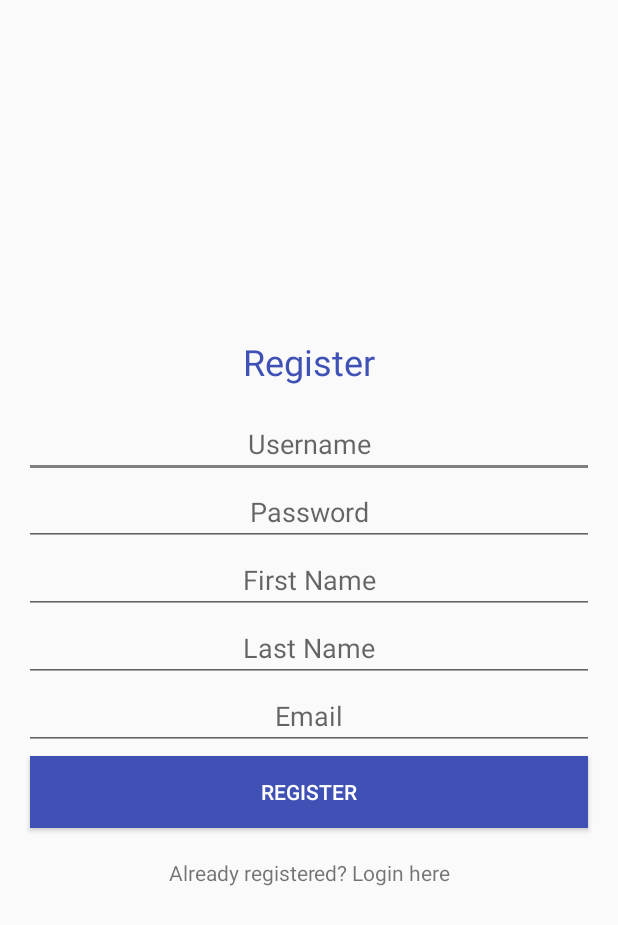
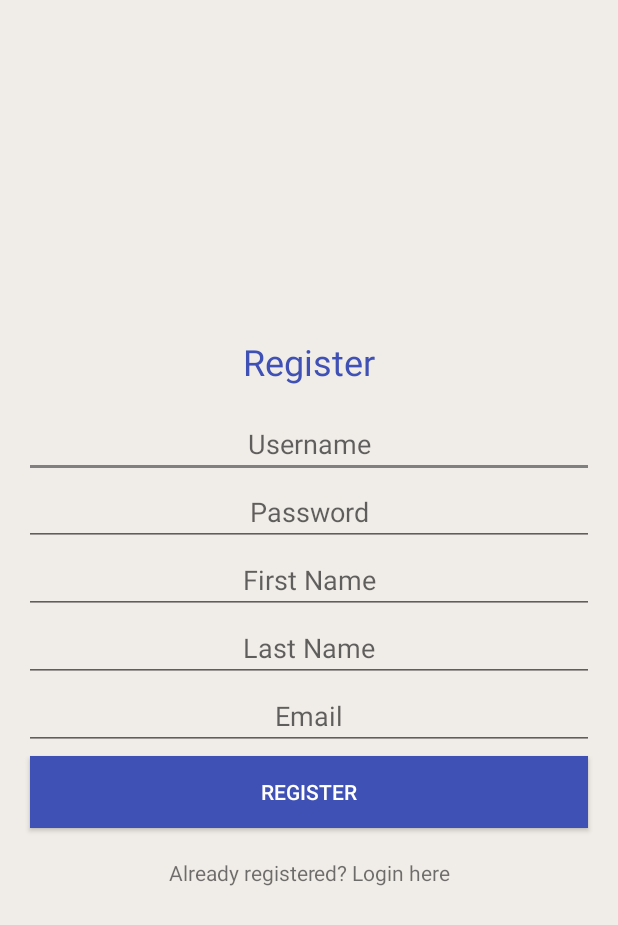
Before and after one commit to ELTESoftwareTechnology/BlackBoxMedAndroid, an Android app: the screen it shows after launch (ActivityRegister), after a tap on "Not registered? Do it here!", on a phone screen of 412 x 824 dp. Shown: the top 925 px of the screen. Run offline under Robolectric (Android 15) with nearby library versions, the phone set to English and light mode, and no system bars; our stand-ins replace Volley; libraries missing offline, so code that uses them is left out: com.virgilsecurity.sdk.

Commit message:
few fixes

```diff
--- a/app/src/main/java/com/damia/blackboxmed/Activities/ActivityHome.java
+++ b/app/src/main/java/com/damia/blackboxmed/Activities/ActivityHome.java
@@ -107,7 +107,7 @@ public class ActivityHome extends AppCompatActivity {
 
         session = PreferenceManager.getDefaultSharedPreferences(ActivityHome.this);
         doctorUsername = session.getString("doctorUsernamePref", "");
-        savedPubKey = "MCowBQYDK2VwAyEAt75fQ6Ji2Aq9VcdkeqS/2XppuXouSRPUd/Vj8R5T2yk=";//session.getString("pubKeyPref", "");//
+        savedPubKey = "MCowBQYDK2VwAyEAt75fQ6Ji2Aq9VcdkeqS/2XppuXouSRPUd/Vj8R5T2yk=";//session.getString("pubKeyPref", "");  <---change to this
         savedUsername = session.getString("usernamePref", "");
         token = session.getString("tokenPref", "");
 
@@ -174,6 +174,7 @@ public class ActivityHome extends AppCompatActivity {
 
     }
 
+    //get the data from the db to the adapter
     public void displayData(){
         DBSQLiteHelper database = new DBSQLiteHelper(this);
         measures.clear();
@@ -184,6 +185,7 @@ public class ActivityHome extends AppCompatActivity {
         spinnerbg.setVisibility(View.GONE);
     }
 
+    //send POST request
     public void sendData() {
         postRequest = new StringRequest(Request.Method.POST, getString(R.string.url_senddata),
                 new Response.Listener<String>()
@@ -233,11 +235,13 @@ public class ActivityHome extends AppCompatActivity {
 
     }
 
+
     public String escapeJsonCharacter(String jsonToEncode){
-        String encodedJson = jsonToEncode.replaceAll("\"", "\\\"");
+        String encodedJson = jsonToEncode.replaceAll("\"", "\\"+"\"");
         return encodedJson;
     }
 
+    //std encryption function
     private static byte[] encryptData (String messageToEncrypt, VirgilPublicKey receiverPublicKey)
             throws EncryptionException {
 
@@ -246,6 +250,7 @@ public class ActivityHome extends AppCompatActivity {
         return crypto.encrypt(dataToEncrypt, receiverPublicKey);
     }
 
+    //get measures and structure the json to send
     public String encryptAndParseData (ArrayList<Measurement> measurements) {
         String start = "{ \"targetUsername\":\""+doctorUsername+"\",";
         String me_start = "\"encryptedData\":\"";
@@ -264,7 +269,7 @@ public class ActivityHome extends AppCompatActivity {
         try {
             byte[] encryptedData = (encryptData(string_convertedMeasures, pubKey));
             String contentToEscape = new String(encryptedData, "ISO-8859-1");
-            content = new String(encryptedData, "ISO-8859-1");// escapeJsonCharacter(contentToEscape);
+            content = escapeJsonCharacter(contentToEscape);
         } catch (Exception e) {
 
             System.err.println(e);
--- a/app/src/main/java/com/damia/blackboxmed/Activities/ActivityLogin.java
+++ b/app/src/main/java/com/damia/blackboxmed/Activities/ActivityLogin.java
@@ -130,15 +130,6 @@ public class ActivityLogin extends AppCompatActivity {
                                 }
                             }
                     ) {
-                        /*@Override
-                        protected Map<String, String> getParams()
-                        {
-                            Map<String, String>  params = new HashMap<String, String>();
-                            params.put("username", username);
-                            params.put("password", password);
-
-                            return params;
-                        }*/
                         @Override
                         protected Response<String> parseNetworkResponse(NetworkResponse response) {
                             return super.parseNetworkResponse(response);
--- a/app/src/main/java/com/damia/blackboxmed/Activities/ActivityRegister.java
+++ b/app/src/main/java/com/damia/blackboxmed/Activities/ActivityRegister.java
@@ -123,7 +123,6 @@ public class ActivityRegister extends AppCompatActivity {
                             {
                                 @Override
                                 public void onErrorResponse(VolleyError error) {
-                                    //String err = error.sub
                                     Toast.makeText(ActivityRegister.this, error.toString(), Toast.LENGTH_SHORT).show();
                                     System.out.println(error);
                                     spinnerbg.setVisibility(View.GONE);
--- a/app/src/main/res/layout/activity_register.xml
+++ b/app/src/main/res/layout/activity_register.xml
@@ -5,6 +5,7 @@
     android:layout_width="match_parent"
     android:layout_height="match_parent"
     android:orientation="vertical"
+    android:background="#f0ece7"
     tools:context=".Activities.ActivityRegister">
 
     <LinearLayout
@@ -21,8 +22,8 @@
             android:textColor="@color/colorPrimary"
             android:gravity="center"
             android:layout_marginBottom="16dp"
-            android:text="Register"
-            android:textSize="24dp" />
+            android:text="@string/register"
+            android:textSize="24sp" />
 
         <EditText
         android:id="@+id/regUsername"
@@ -30,7 +31,7 @@
         android:layout_height="wrap_content"
         android:gravity="center"
         android:ems="10"
-        android:hint="Username"
+        android:hint="@string/username"
         android:inputType="textPersonName" />
 
     <EditText
@@ -39,7 +40,7 @@
         android:layout_height="wrap_content"
         android:gravity="center"
         android:ems="10"
-        android:hint="Password"
+        android:hint="@string/password"
         android:inputType="textPassword" />
 
     <EditText
@@ -48,7 +49,7 @@
         android:layout_height="wrap_content"
         android:gravity="center"
         android:ems="10"
-        android:hint="First Name"
+        android:hint="@string/first_name"
         android:inputType="textPersonName"/>
 
     <EditText
@@ -57,7 +58,7 @@
         android:layout_height="wrap_content"
         android:gravity="center"
         android:ems="10"
-        android:hint="Last Name"
+        android:hint="@string/last_name"
         android:inputType="textPersonName" />
 
     <EditText
@@ -66,7 +67,7 @@
         android:layout_height="wrap_content"
         android:gravity="center"
         android:ems="10"
-        android:hint="Email"
+        android:hint="@string/email"
         android:inputType="textEmailAddress" />
 
     <Button
@@ -77,7 +78,7 @@
         android:layout_margin="4dp"
         android:padding="4dp"
         android:textColor="@android:color/white"
-        android:text="Register"/>
+        android:text="@string/register"/>
 
     <TextView
         android:id="@+id/regGoToLogin"
@@ -86,7 +87,7 @@
         android:gravity="center"
         android:padding="8dp"
         android:layout_marginTop="8dp"
-        android:text="Already registered? Login here" />
+        android:text="@string/already_registered_login_here" />
 
 </LinearLayout>
 <include layout="@layout/loading_bg"/>
--- a/app/src/main/res/layout/activity_settings.xml
+++ b/app/src/main/res/layout/activity_settings.xml
@@ -56,7 +56,7 @@
         android:layout_weight="9"
         android:gravity="center_horizontal"
         android:padding="16dp">
-
+        <include layout="@layout/loading_bg"/>
         <ListView
             android:id="@+id/doctors_list"
             android:layout_width="fill_parent"
--- a/app/src/main/res/values/strings.xml
+++ b/app/src/main/res/values/strings.xml
@@ -13,4 +13,14 @@
     <string name="home_icon">home icon</string>
     <string name="choose_a_doctor">Choose a doctor</string>
     <string name="your_measurements">Your measurements</string>
+    <string name="first_name">First Name</string>
+    <string name="last_name">Last Name</string>
+    <string name="email">Email</string>
+    <string name="register">Register</string>
+    <string name="already_registered_login_here">Already registered? Login here</string>
+    <string name="blackboxmed">BlackBoxMed</string>
+    <string name="username">Username</string>
+    <string name="password">Password</string>
+    <string name="login">Login</string>
+    <string name="not_registered_do_it_here">Not registered? Do it here!</string>
 </resources>
```
Also changed, not shown: app/src/main/java/com/damia/blackboxmed/Activities/ActivitySettings.java (+9 -1 lines), app/src/main/res/layout/activity_login.xml (+6 -5 lines).
